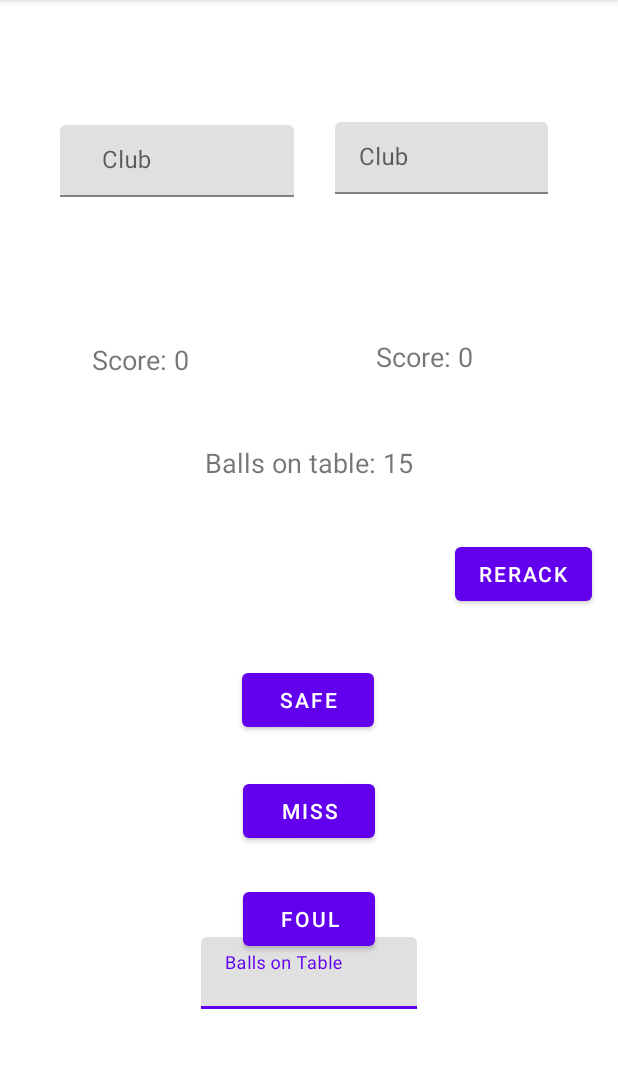
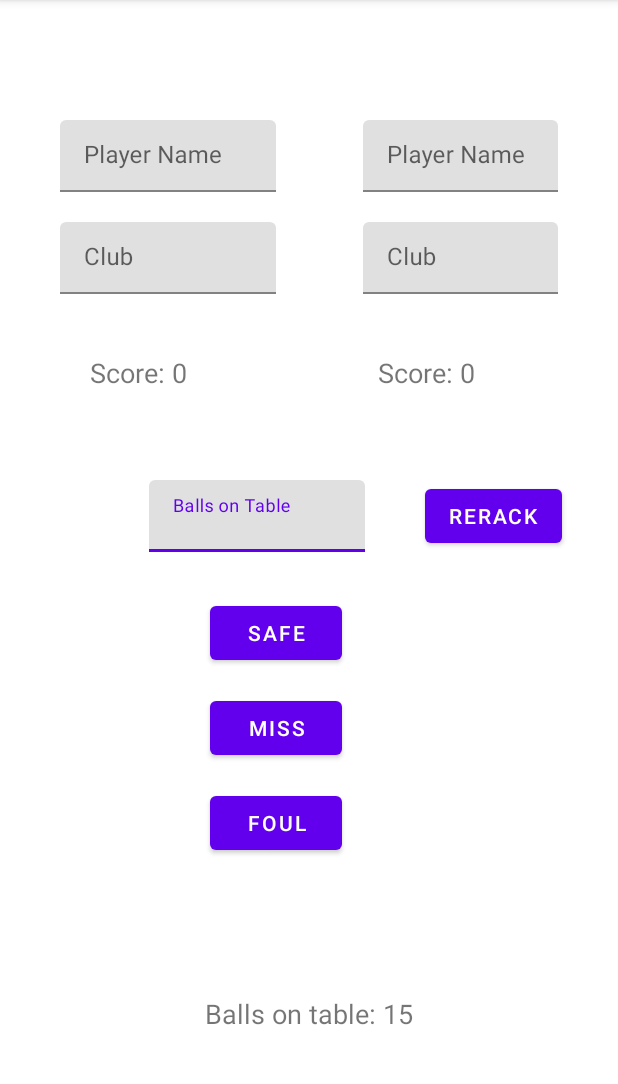
Before and after one commit to Dacid99/PocketTRacker, an Android app built with Jetpack Compose: the screen it shows after launch (MainActivity), on a phone screen of 412 x 824 dp, the part 84-1168 px from its top. Run offline under Robolectric (Android 15) with nearby library versions, the phone set to English and light mode, and no system bars.

Commit message:
updated ui

```diff
--- a/app/src/main/res/layout/activity_main.xml
+++ b/app/src/main/res/layout/activity_main.xml
@@ -10,91 +10,84 @@
         android:id="@+id/player1Score"
         android:layout_width="100dp"
         android:layout_height="45dp"
-        android:layout_marginTop="96dp"
+        android:layout_marginStart="20dp"
+        android:layout_marginTop="40dp"
         android:text="@string/player_score_format"
         android:textSize="18sp"
-        app:layout_constraintEnd_toEndOf="parent"
-        app:layout_constraintHorizontal_bias="0.196"
-        app:layout_constraintStart_toStartOf="parent"
-        app:layout_constraintTop_toBottomOf="@+id/player1NameLayout" />
+        app:layout_constraintStart_toStartOf="@+id/player1ClubLayout"
+        app:layout_constraintTop_toBottomOf="@+id/player1ClubLayout" />
 
     <com.google.android.material.textview.MaterialTextView
         android:id="@+id/player2Score"
         android:layout_width="100dp"
         android:layout_height="45dp"
-        android:layout_marginTop="96dp"
+        android:layout_marginTop="40dp"
+        android:layout_marginEnd="20dp"
         android:text="@string/player_score_format"
         android:textSize="18sp"
-        app:layout_constraintEnd_toEndOf="parent"
-        app:layout_constraintHorizontal_bias="0.803"
-        app:layout_constraintStart_toStartOf="parent"
-        app:layout_constraintTop_toBottomOf="@+id/player2NameLayout" />
+        app:layout_constraintEnd_toEndOf="@+id/player2ClubLayout"
+        app:layout_constraintTop_toBottomOf="@+id/player2ClubLayout" />
 
     <com.google.android.material.button.MaterialButton
         android:id="@+id/missButton"
         android:layout_width="wrap_content"
         android:layout_height="wrap_content"
-        android:layout_marginTop="244dp"
+        android:layout_marginTop="15dp"
         android:text="@string/miss_string"
-        app:layout_constraintEnd_toEndOf="parent"
-        app:layout_constraintHorizontal_bias="0.501"
-        app:layout_constraintStart_toStartOf="parent"
-        app:layout_constraintTop_toBottomOf="@id/player1Score" />
+        app:layout_constraintEnd_toEndOf="@+id/safeButton"
+        app:layout_constraintTop_toBottomOf="@+id/safeButton" />
 
     <com.google.android.material.button.MaterialButton
         android:id="@+id/foulButton"
         android:layout_width="wrap_content"
         android:layout_height="wrap_content"
-        android:layout_marginTop="316dp"
+        android:layout_marginTop="15dp"
         android:text="@string/foul_string"
-        app:layout_constraintEnd_toEndOf="parent"
-        app:layout_constraintHorizontal_bias="0.501"
-        app:layout_constraintStart_toStartOf="parent"
-        app:layout_constraintTop_toBottomOf="@id/player1Score" />
+        app:layout_constraintEnd_toEndOf="@+id/missButton"
+        app:layout_constraintTop_toBottomOf="@+id/missButton" />
 
     <com.google.android.material.button.MaterialButton
         android:id="@+id/safeButton"
         android:layout_width="wrap_content"
         android:layout_height="wrap_content"
-        android:layout_marginTop="172dp"
+        android:layout_marginStart="140dp"
+        android:layout_marginTop="30dp"
         android:text="@string/safe_string"
-        app:layout_constraintEnd_toEndOf="parent"
-        app:layout_constraintHorizontal_bias="0.498"
         app:layout_constraintStart_toStartOf="parent"
-        app:layout_constraintTop_toBottomOf="@id/player2Score" />
+        app:layout_constraintTop_toBottomOf="@+id/newBallNumberLayout" />
 
     <com.google.android.material.button.MaterialButton
         android:id="@+id/rerackButton"
         android:layout_width="wrap_content"
         android:layout_height="wrap_content"
-        android:layout_marginStart="10dp"
-        android:layout_marginTop="88dp"
+        android:layout_marginStart="40dp"
         android:text="@string/rerack_string"
-        app:layout_constraintEnd_toEndOf="parent"
-        app:layout_constraintStart_toEndOf="@+id/ballNumber"
-        app:layout_constraintTop_toBottomOf="@id/player2Score" />
+        app:layout_constraintStart_toEndOf="@+id/newBallNumberLayout"
+        app:layout_constraintTop_toTopOf="@+id/newBallNumberLayout" />
 
     <com.google.android.material.textview.MaterialTextView
         android:id="@+id/ballNumber"
         android:layout_width="wrap_content"
         android:layout_height="wrap_content"
-        android:layout_marginTop="296dp"
+        android:layout_marginStart="134dp"
+        android:layout_marginEnd="134dp"
+        android:layout_marginBottom="80dp"
         android:text="@string/ball_number_format"
         android:textSize="18sp"
+        app:layout_constraintBottom_toBottomOf="parent"
         app:layout_constraintEnd_toEndOf="parent"
-        app:layout_constraintStart_toStartOf="parent"
-        app:layout_constraintTop_toTopOf="parent" />
+        app:layout_constraintStart_toStartOf="parent" />
 
     <com.google.android.material.textfield.TextInputLayout
         android:id="@+id/newBallNumberLayout"
         android:layout_width="144dp"
         android:layout_height="48dp"
-        android:layout_marginStart="133dp"
-        android:layout_marginEnd="134dp"
-        android:layout_marginBottom="95dp"
-        app:layout_constraintBottom_toBottomOf="parent"
+        android:layout_marginStart="80dp"
+        android:layout_marginTop="320dp"
+        android:layout_marginEnd="150dp"
         app:layout_constraintEnd_toEndOf="parent"
-        app:layout_constraintStart_toStartOf="parent">
+        app:layout_constraintStart_toStartOf="parent"
+        app:layout_constraintTop_toTopOf="parent">
 
         <com.google.android.material.textfield.TextInputEditText
             android:id="@+id/newBallNumberInput"
@@ -109,10 +102,8 @@
         android:id="@+id/player1NameLayout"
         android:layout_width="144dp"
         android:layout_height="48dp"
-        android:layout_marginStart="37dp"
-        android:layout_marginTop="83dp"
-        android:layout_marginEnd="24dp"
-        app:layout_constraintEnd_toStartOf="@+id/player2NameLayout"
+        android:layout_marginStart="40dp"
+        android:layout_marginTop="80dp"
         app:layout_constraintStart_toStartOf="parent"
         app:layout_constraintTop_toTopOf="parent">
 
@@ -127,11 +118,9 @@
         android:id="@+id/player2NameLayout"
         android:layout_width="130dp"
         android:layout_height="48dp"
-        android:layout_marginStart="24dp"
-        android:layout_marginTop="81dp"
-        android:layout_marginEnd="44dp"
+        android:layout_marginTop="80dp"
+        android:layout_marginEnd="40dp"
         app:layout_constraintEnd_toEndOf="parent"
-        app:layout_constraintStart_toEndOf="@+id/player1NameLayout"
         app:layout_constraintTop_toTopOf="parent">
 
         <com.google.android.material.textfield.TextInputEditText
@@ -145,12 +134,9 @@
         android:id="@+id/player1ClubLayout"
         android:layout_width="144dp"
         android:layout_height="48dp"
-        android:layout_marginStart="37dp"
-        android:layout_marginTop="83dp"
-        android:layout_marginEnd="24dp"
-        app:layout_constraintEnd_toStartOf="@+id/player2NameLayout"
-        app:layout_constraintStart_toStartOf="parent"
-        app:layout_constraintTop_toTopOf="parent">
+        android:layout_marginTop="20dp"
+        app:layout_constraintStart_toStartOf="@+id/player1NameLayout"
+        app:layout_constraintTop_toBottomOf="@+id/player1NameLayout">
 
         <com.google.android.material.textfield.TextInputEditText
             android:id="@+id/player1Club"
@@ -163,12 +149,9 @@
         android:id="@+id/player2ClubLayout"
         android:layout_width="130dp"
         android:layout_height="48dp"
-        android:layout_marginStart="24dp"
-        android:layout_marginTop="81dp"
-        android:layout_marginEnd="44dp"
-        app:layout_constraintEnd_toEndOf="parent"
-        app:layout_constraintStart_toEndOf="@+id/player1NameLayout"
-        app:layout_constraintTop_toTopOf="parent">
+        android:layout_marginTop="20dp"
+        app:layout_constraintEnd_toEndOf="@+id/player2NameLayout"
+        app:layout_constraintTop_toBottomOf="@+id/player2NameLayout">
 
         <com.google.android.material.textfield.TextInputEditText
             android:id="@+id/player2Club"
```
